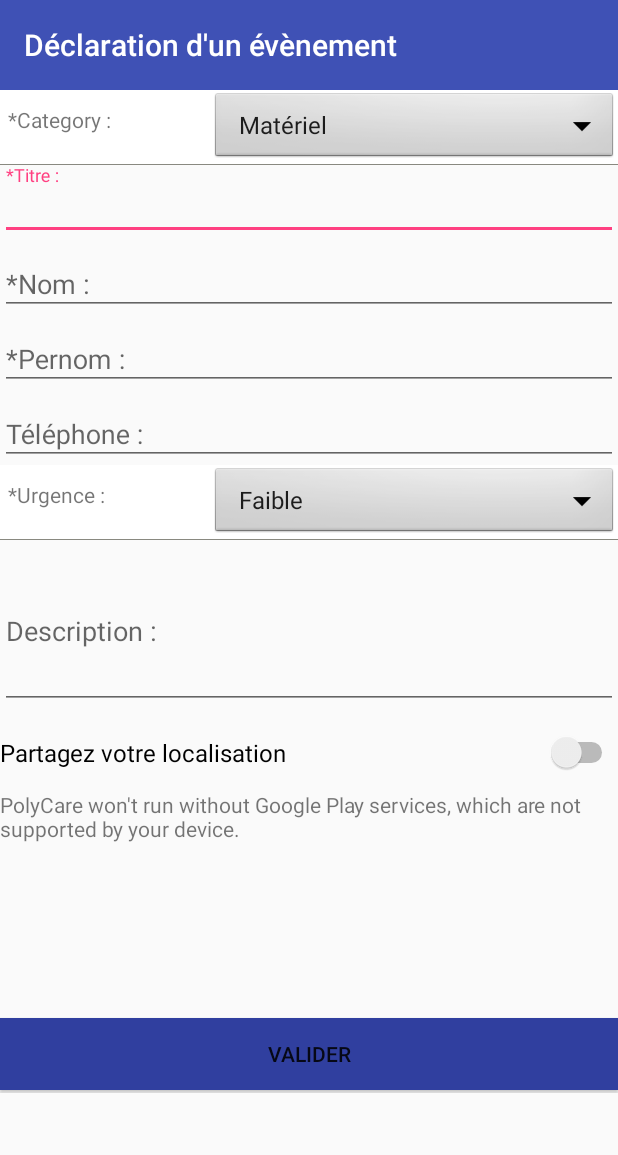
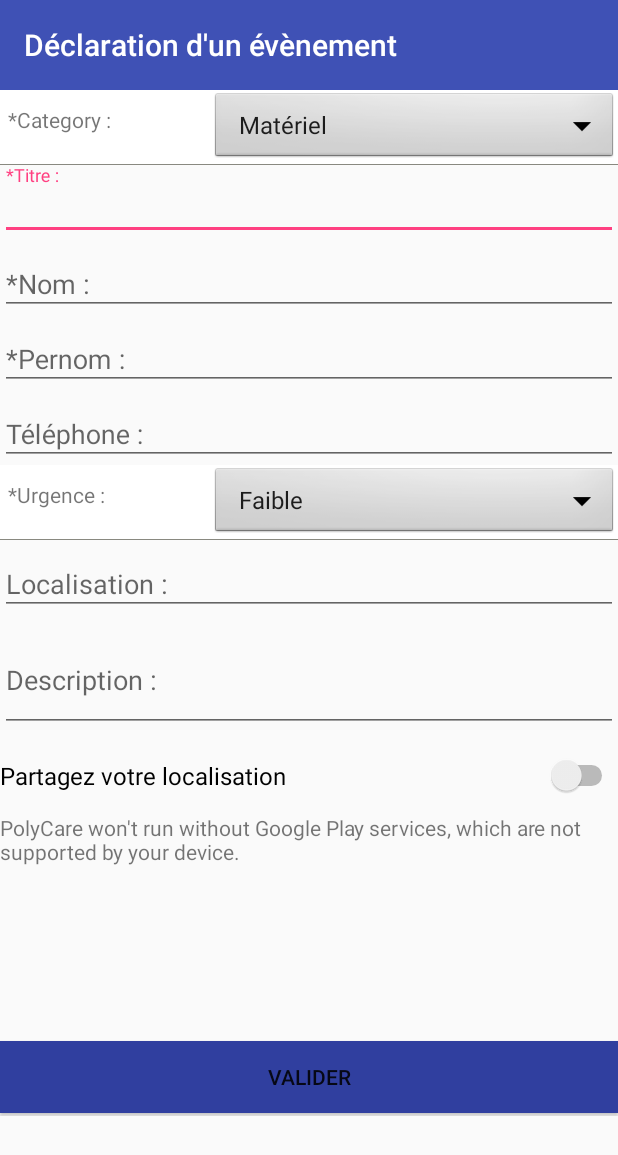
Before and after one commit to JEESY0118/PolyCare, an Android app: the DeclarationActivity screen opened directly, with no data from a screen before it, on a phone screen of 412 x 824 dp. Shown: the top 1155 px of the screen. Run offline under Robolectric (Android 15) with nearby library versions, the phone set to English and light mode, and no system bars; 1 statement that could not run was skipped.

Commit message:
add new database, now we can input the description of our location

```diff
--- a/app/src/main/java/com/project/polycare_f/activity/DeclarationActivity.java
+++ b/app/src/main/java/com/project/polycare_f/activity/DeclarationActivity.java
@@ -59,10 +59,9 @@ public class DeclarationActivity  extends AppCompatActivity implements OnMapRead
     private ArrayAdapter<String> adapterCate;
     List<String> categories = new ArrayList<String>();
     List<String> urgences = new ArrayList<String>();
-    EditText prenom, title,description, number;
+    EditText prenom, title,description, number, location;
     private Switch aSwitch;
     SupportMapFragment supportMapFragment;
-    private GPSTracker gpsTracker;
     Location currentLocation;
     double latitude, longtitude;
     GoogleMap mMap;
@@ -158,10 +157,10 @@ public class DeclarationActivity  extends AppCompatActivity implements OnMapRead
                 List<String> strings = getInput();
                 String sql = "\n" +
                         "INSERT INTO events (event_title, event_category, event_description,event_reporter ," +
-                        "event_importance,event_state, event_date,event_number, event_latitude, event_longtitude )\n" +
+                        "event_importance,event_state, event_date,event_number, event_latitude, event_longtitude, event_location)\n" +
                         "VALUES('"+strings.get(0) + "','" + cate + "','"+ strings.get(1) +"','" + strings.get(4) + "','" +
                         urg + "','" + strings.get(5) + "','" + strings.get(3) + "','" + strings.get(2) +
-                        "','"+strings.get(6)+"','"+strings.get(7)+"');";
+                        "','"+strings.get(6)+"','"+strings.get(7)+"','"+ strings.get(8)+"');";
                 Log.i(ACTIVITY_TAG, sql);
                 helper.inertOrUpdateDateBatch(sql);
                 Toast.makeText(DeclarationActivity.this, "Réussi", Toast.LENGTH_SHORT).show();
@@ -203,6 +202,9 @@ public class DeclarationActivity  extends AppCompatActivity implements OnMapRead
         description = (EditText) findViewById(R.id.description_input);
         String descriptions = description.getText().toString();
 
+        location = (EditText) findViewById(R.id.location);
+        String pos = location.getText().toString();
+
         String etat = "A faire";
 
         strings.add(titre);
@@ -213,6 +215,7 @@ public class DeclarationActivity  extends AppCompatActivity implements OnMapRead
         strings.add(etat);
         strings.add(Double.toString(latitude));
         strings.add(Double.toString(longtitude));
+        strings.add(pos);
 
         return strings;
     }
--- a/app/src/main/java/com/project/polycare_f/adapter/RecyclerViewAdapter.java
+++ b/app/src/main/java/com/project/polycare_f/adapter/RecyclerViewAdapter.java
@@ -83,6 +83,7 @@ public class RecyclerViewAdapter extends RecyclerView.Adapter<RecyclerViewAdapte
                 intent.putExtra("Phone", data.get(position).getNumber());
                 intent.putExtra("Latitude", data.get(position).getLatitude());
                 intent.putExtra("Longtitude", data.get(position).getLontitude());
+                intent.putExtra("Location", data.get(position).getLocation());
 
                 context.startActivity(intent);
             }
--- a/app/src/main/java/com/project/polycare_f/data/DBHelper.java
+++ b/app/src/main/java/com/project/polycare_f/data/DBHelper.java
@@ -17,7 +17,7 @@ import java.util.ArrayList;
 import java.util.List;
 
 public class DBHelper extends SQLiteOpenHelper {
-    private static String DB_NAME = "database.sqlite";
+    private static String DB_NAME = "dump.sqlite";
     private static final String ACTIVITY_TAG = "LogDemo";
 
     private SQLiteDatabase myDataBase;
@@ -121,7 +121,7 @@ public class DBHelper extends SQLiteOpenHelper {
             event = new Event(cursor.getInt(0),cursor.getString(1), cursor.getString(2),
                     cursor.getString(3), cursor.getString(4),
                     cursor.getString(5), cursor.getString(6), cursor.getString(7),cursor.getString(8),cursor.getString(9),
-                    cursor.getString(10));
+                    cursor.getString(10), cursor.getString(11));
             events.add(event);
             cursor.moveToNext();
         }
--- a/app/src/main/res/layout/declaration_activity.xml
+++ b/app/src/main/res/layout/declaration_activity.xml
@@ -147,15 +147,27 @@
                 android:orientation="vertical">
 
                 <android.support.design.widget.TextInputLayout
+                    android:layout_width="match_parent"
+                    android:layout_height="50dp">
+
+                    <android.support.design.widget.TextInputEditText
+                        android:id="@+id/location"
+                        android:layout_width="match_parent"
+                        android:layout_height="match_parent"
+                        android:hint="Localisation : "
+                        android:inputType="text" />
+                </android.support.design.widget.TextInputLayout>
+
+                <android.support.design.widget.TextInputLayout
                     android:id="@+id/description_text"
                     android:layout_width="match_parent"
-                    android:layout_height="wrap_content"
+                    android:layout_height="80dp"
                     android:layout_marginBottom="2dp">
 
                     <android.support.design.widget.TextInputEditText
                         android:id="@+id/description_input"
                         android:layout_width="match_parent"
-                        android:layout_height="102dp"
+                        android:layout_height="match_parent"
                         android:layout_marginBottom="2dp"
                         android:hint="@string/description"
                         android:inputType="text" />
```
Also changed, not shown: app/src/main/java/com/project/polycare_f/data/Event.java (+10 -2 lines), app/src/main/java/com/project/polycare_f/fragment/ChangeEventFragment.java (+16 -4 lines), app/src/main/java/com/project/polycare_f/fragment/EventDetailsFragment.java (+33 -20 lines), app/src/main/java/com/project/polycare_f/fragment/MapFragment.java (+15 -7 lines), app/src/main/res/layout/change_event_item.xml (+12 -0 lines), app/src/main/res/layout/event_item.xml (+9 -0 lines), app/src/main/assets/dump.sqlite (added).
